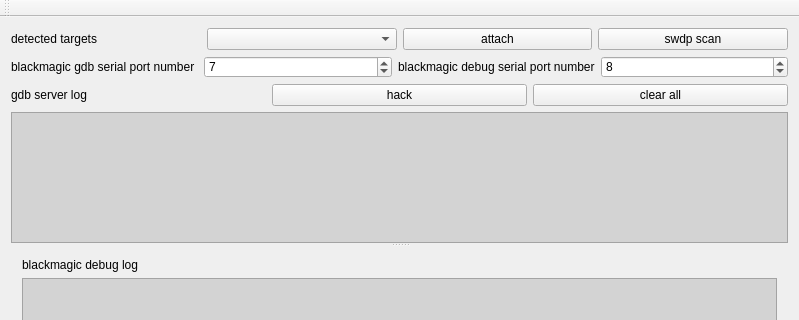
Qt form mainwindow.ui (stoyan-shopov/blackmagic-gdbserver) before a commit; both pictures show x 0 to 799 and y 0 to 320 of the 799 by 602 pixel window.
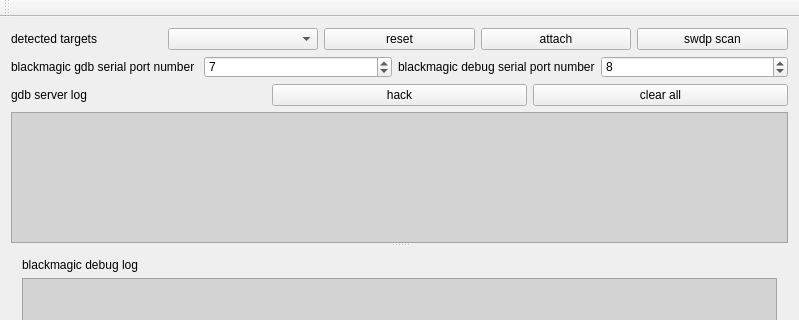
The same form after that commit.

Commit message: added code for resetting the target

```diff
--- a/mainwindow.ui
+++ b/mainwindow.ui
@@ -33,6 +33,13 @@
       <item>
        <widget class="QComboBox" name="comboBoxDetecteTargets"/>
       </item>
+      <item>
+       <widget class="QPushButton" name="pushButtonReset">
+        <property name="text">
+         <string>reset</string>
+        </property>
+       </widget>
+      </item>
       <item>
        <widget class="QPushButton" name="pushButtonAttach">
         <property name="text">
```
The commit also changes 2 other files.
